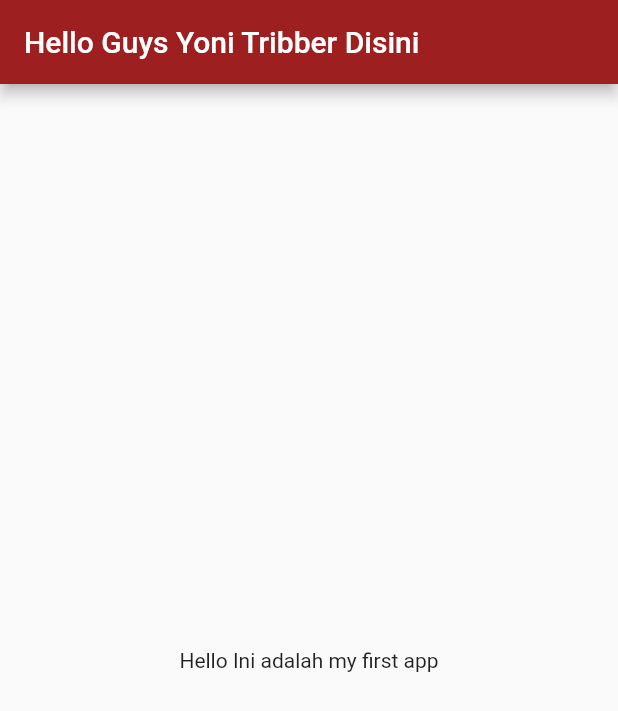
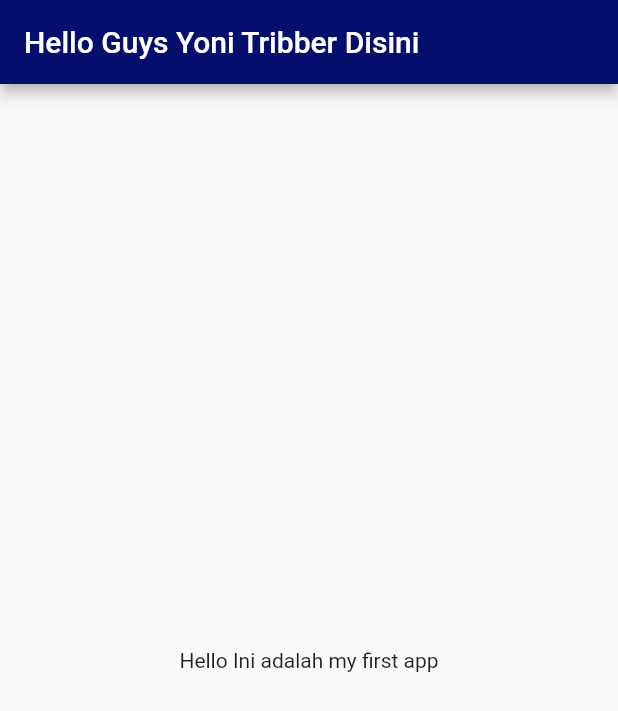
Before and after one commit to tribber93/flutter_project, a Flutter app: the screen it shows after launch, on a phone screen of 412 x 824 dp. Shown: the top 711 px of the screen. Run offline on Flutter 3.47's test engine with Material 2 defaults, Android fonts, the phone set to English and light mode, and no system bars.

Commit message:
appBar Biru

```diff
--- a/lib/main.dart
+++ b/lib/main.dart
@@ -18,7 +18,7 @@ class MyApp extends StatelessWidget {
       title: 'Welcome to Flutter',
       home: Scaffold(
         appBar: AppBar(
-          backgroundColor: Color.fromARGB(255, 158, 31, 31),
+          backgroundColor: Color.fromARGB(255, 4, 15, 110),
           title: const Text('Hello Guys Yoni Tribber Disini'),
         ),
         body: const Center(
```
